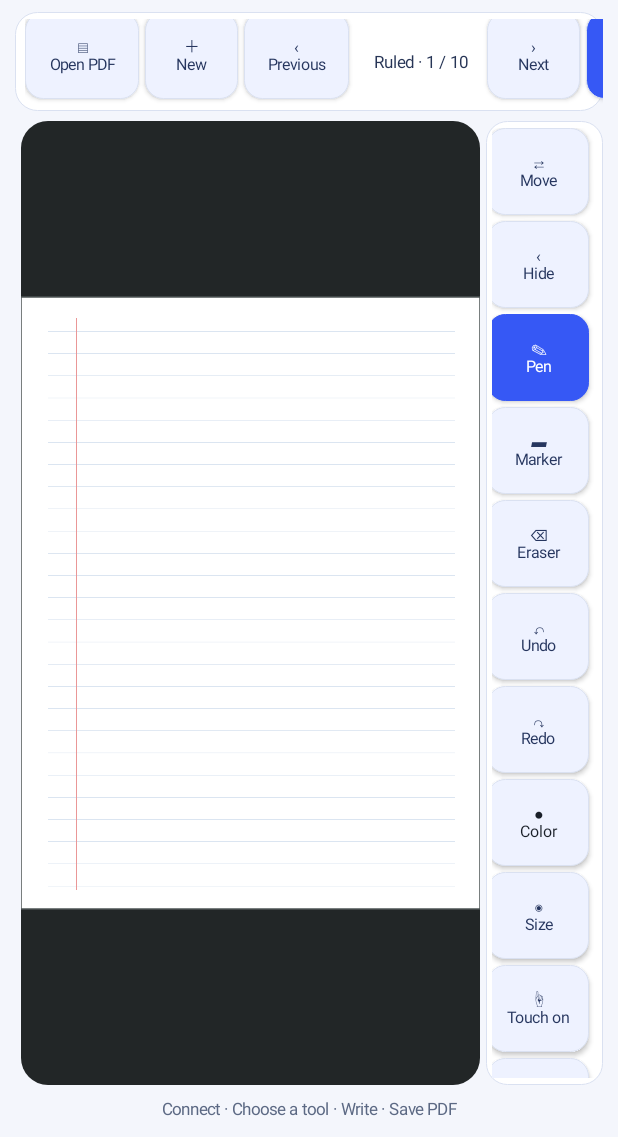
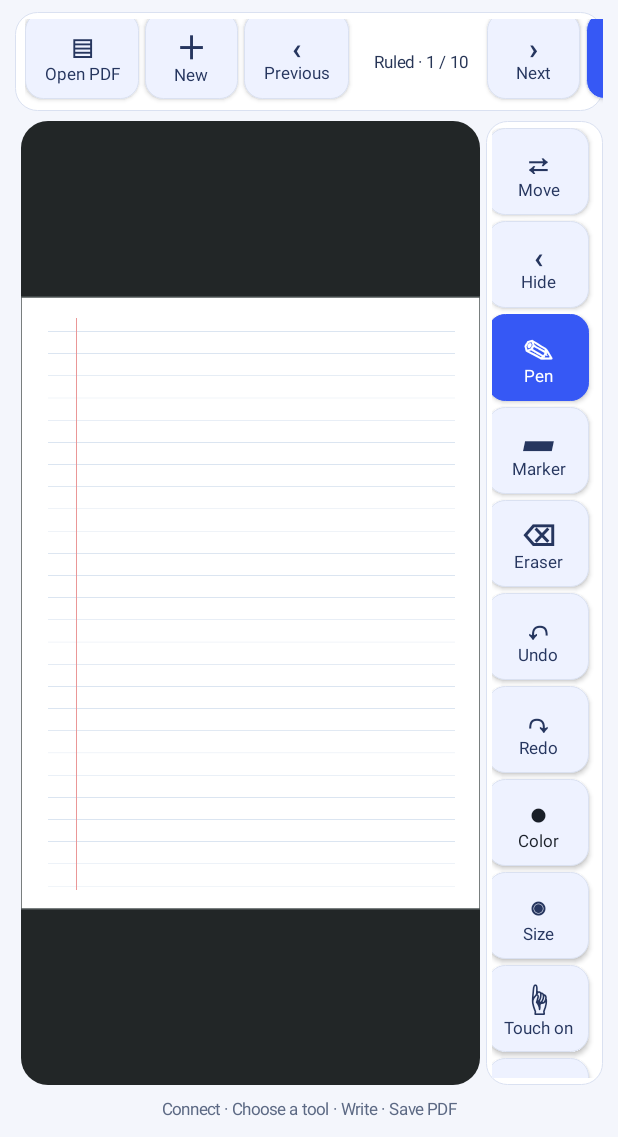
Before and after one commit to ahmed1-khaled/InkBridge, an Android app: the screen it shows after launch (MainActivity), on a phone screen of 412 x 824 dp, the part 99-1236 px from its top. Run offline under Robolectric (Android 15) with nearby library versions, the phone set to English and light mode, and no system bars.

Commit message:
Increase tool icon hierarchy and label readability

```diff
--- a/android-app/src/main/java/com/inkbridge/app/MainActivity.kt
+++ b/android-app/src/main/java/com/inkbridge/app/MainActivity.kt
@@ -310,8 +310,11 @@ class MainActivity : Activity() {
 
     private fun labeledButton(icon: String, label: String, fill: Int?, width: Int, action: (View) -> Unit): Button =
         Button(this).apply {
-            text = "$icon\n$label"
-            textSize = 10.5f
+            val buttonText = android.text.SpannableString("$icon\n$label")
+            buttonText.setSpan(android.text.style.RelativeSizeSpan(1.75f), 0, icon.length, android.text.Spanned.SPAN_EXCLUSIVE_EXCLUSIVE)
+            buttonText.setSpan(android.text.style.StyleSpan(android.graphics.Typeface.BOLD), 0, icon.length, android.text.Spanned.SPAN_EXCLUSIVE_EXCLUSIVE)
+            text = buttonText
+            textSize = 11.5f
             isAllCaps = false
             gravity = Gravity.CENTER
             setLineSpacing(0f, 0.92f)
```
